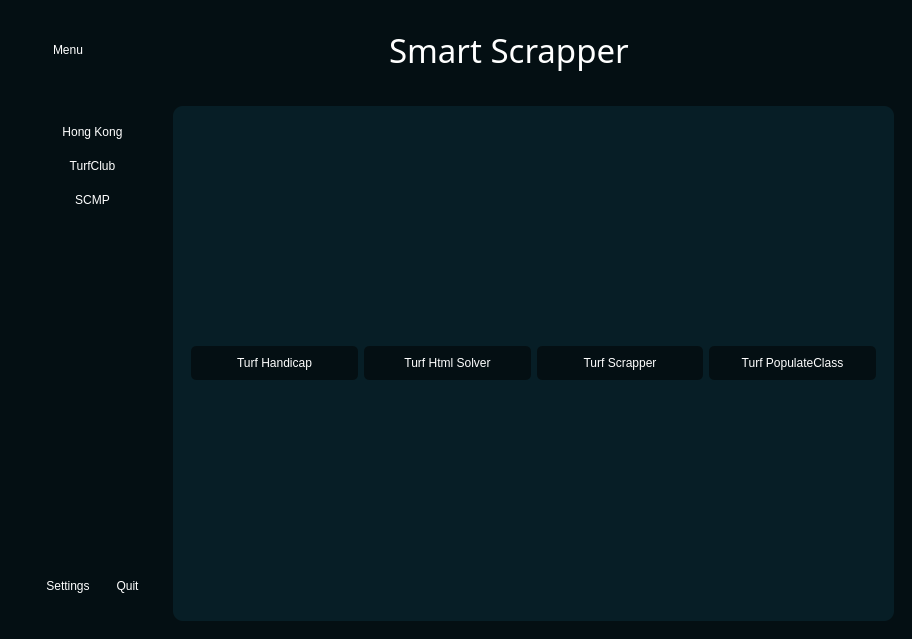
The window that SmartScrapper.ui (abdullah247/Smart_Scrapper) describes before a commit, drawn with Qt 5.
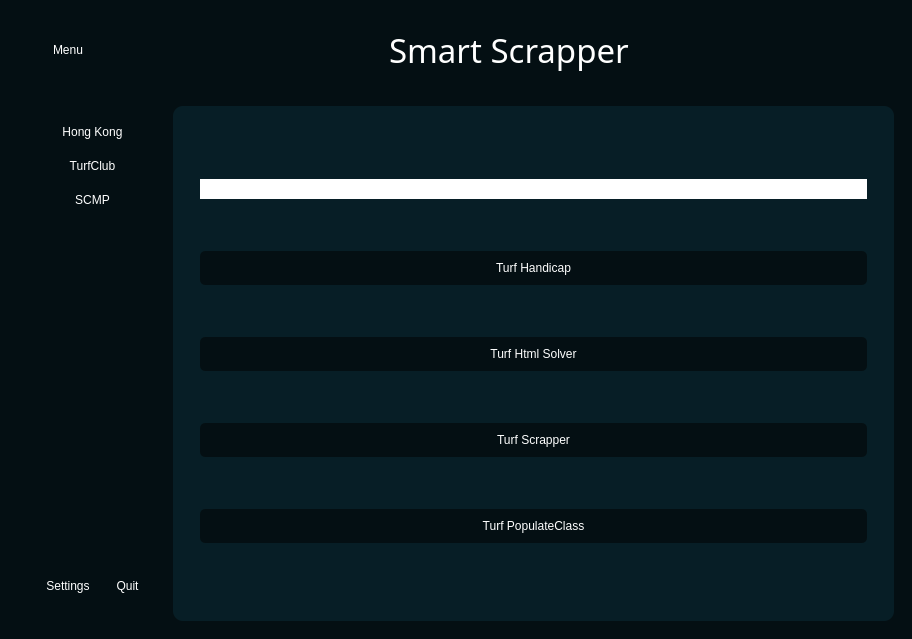
The same window after the commit. The open tabs and pages were chosen to show the change. Icons and pictures are not drawn.

```diff
--- a/SmartScrapper.ui
+++ b/SmartScrapper.ui
@@ -713,6 +713,28 @@
             <widget class="QWidget" name="TurfClubPage">
              <layout class="QHBoxLayout" name="horizontalLayout_9">
               <item>
+               <widget class="QFrame" name="frame_6">
+                <property name="frameShape">
+                 <enum>QFrame::StyledPanel</enum>
+                </property>
+                <property name="frameShadow">
+                 <enum>QFrame::Raised</enum>
+                </property>
+                <layout class="QVBoxLayout" name="verticalLayout_11">
+                 <item>
+                  <widget class="QLineEdit" name="handicapHorseTurf">
+                   <property name="font">
+                    <font>
+                     <family>MS Sans Serif</family>
+                     <pointsize>11</pointsize>
+                    </font>
+                   </property>
+                   <property name="alignment">
+                    <set>Qt::AlignCenter</set>
+                   </property>
+                  </widget>
+                 </item>
+                 <item>
                <widget class="QPushButton" name="turfHandicapButton">
                 <property name="text">
                  <string>Turf Handicap</string>
@@ -738,6 +760,9 @@
                 <property name="text">
                  <string>Turf PopulateClass</string>
                 </property>
+                  </widget>
+                 </item>
+                </layout>
                </widget>
               </item>
              </layout>
```
Left out of the diff: 8 changed lines with no effect on the pictures. Lines whose indentation alone changed are shown as unchanged.
